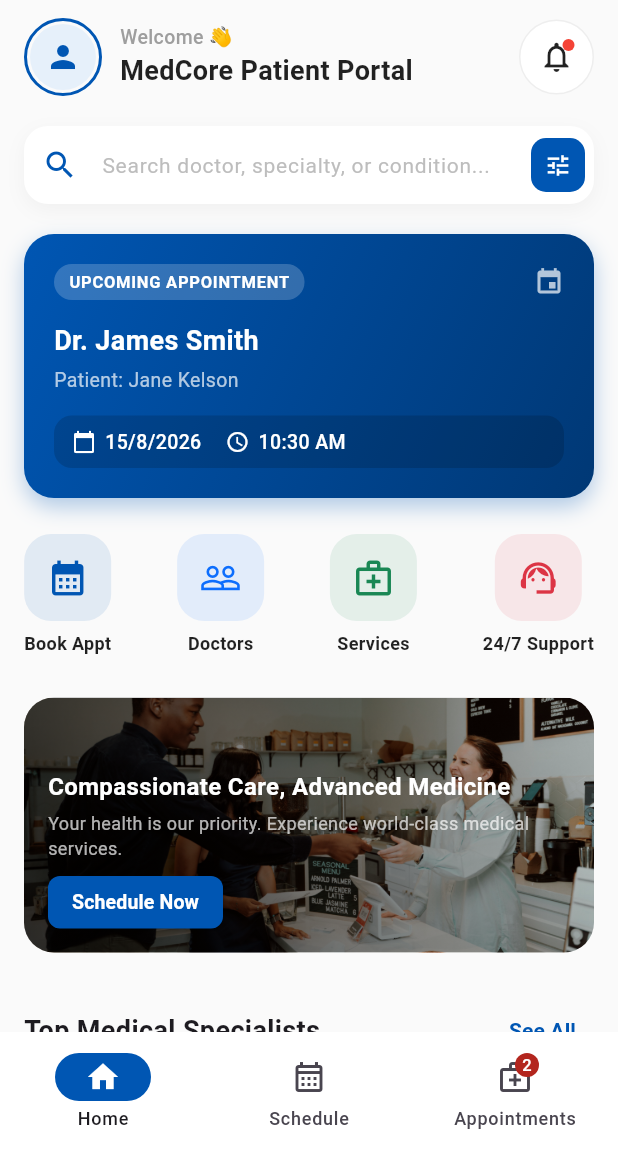
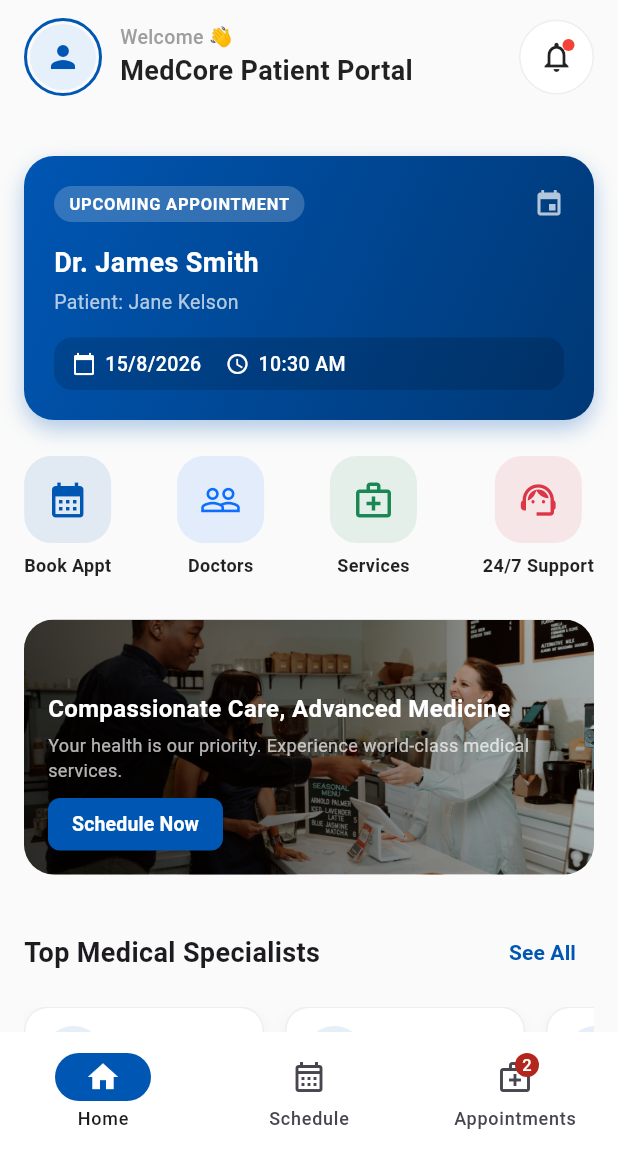
Before and after one commit to kaysamDev/Hospital-Appointment-app, a Flutter app: the screen it shows after launch, on a phone screen of 412 x 824 dp, the part 84-1236 px from its top. Run offline on Flutter 3.47's test engine with Material 3 defaults, Android fonts, the phone set to English and light mode, and no system bars.

Commit message:
comment out some codes

```diff
--- a/lib/screens/home.dart
+++ b/lib/screens/home.dart
@@ -119,41 +119,41 @@ class Home extends StatelessWidget {
                         ),
                       ],
                     ),
-                    child: TextField(
-                      readOnly: true,
-                      onTap: () {
-                        // if (onBookAppointmentTap != null) {
-                        //   onBookAppointmentTap!();
-                        // }
-                      },
-                      decoration: InputDecoration(
-                        hintText: "Search doctor, specialty, or condition...",
-                        hintStyle: TextStyle(
-                          fontSize: 14,
-                          color: Colors.grey.shade400,
-                        ),
-                        prefixIcon: const Icon(
-                          Icons.search,
-                          color: Color(0xFF0056B3),
-                        ),
-                        suffixIcon: Container(
-                          margin: const EdgeInsets.all(6),
-                          decoration: BoxDecoration(
-                            color: const Color(0xFF0056B3),
-                            borderRadius: BorderRadius.circular(10),
-                          ),
-                          child: const Icon(
-                            Icons.tune,
-                            color: Colors.white,
-                            size: 18,
-                          ),
-                        ),
-                        border: InputBorder.none,
-                        contentPadding: const EdgeInsets.symmetric(
-                          vertical: 14,
-                        ),
-                      ),
-                    ),
+                    // child: TextField(
+                    //   readOnly: true,
+                    //   onTap: () {
+                    //     // if (onBookAppointmentTap != null) {
+                    //     //   onBookAppointmentTap!();
+                    //     // }
+                    //   },
+                    //   decoration: InputDecoration(
+                    //     hintText: "Search doctor, specialty, or condition...",
+                    //     hintStyle: TextStyle(
+                    //       fontSize: 14,
+                    //       color: Colors.grey.shade400,
+                    //     ),
+                    //     prefixIcon: const Icon(
+                    //       Icons.search,
+                    //       color: Color(0xFF0056B3),
+                    //     ),
+                    //     suffixIcon: Container(
+                    //       margin: const EdgeInsets.all(6),
+                    //       decoration: BoxDecoration(
+                    //         color: const Color(0xFF0056B3),
+                    //         borderRadius: BorderRadius.circular(10),
+                    //       ),
+                    //       child: const Icon(
+                    //         Icons.tune,
+                    //         color: Colors.white,
+                    //         size: 18,
+                    //       ),
+                    //     ),
+                    //     border: InputBorder.none,
+                    //     contentPadding: const EdgeInsets.symmetric(
+                    //       vertical: 14,
+                    //     ),
+                    //   ),
+                    // ),
                   ),
 
                   const SizedBox(height: 20),
```
Also changed, not shown: lib/screens/appointments.dart (+35 -35 lines).
